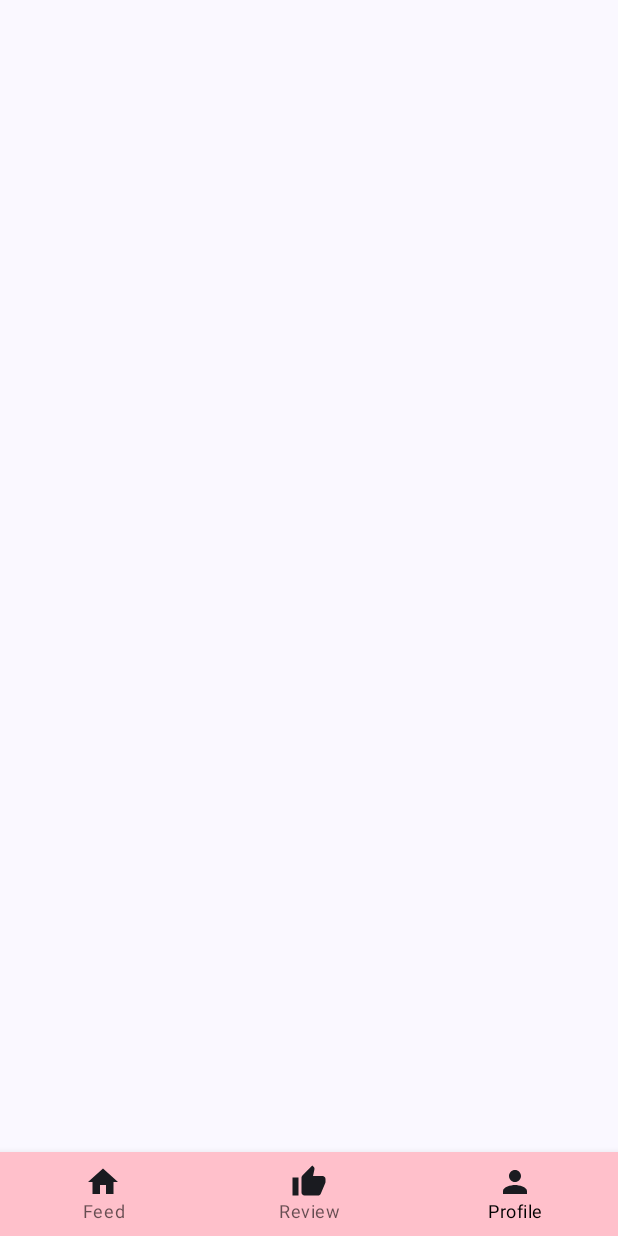
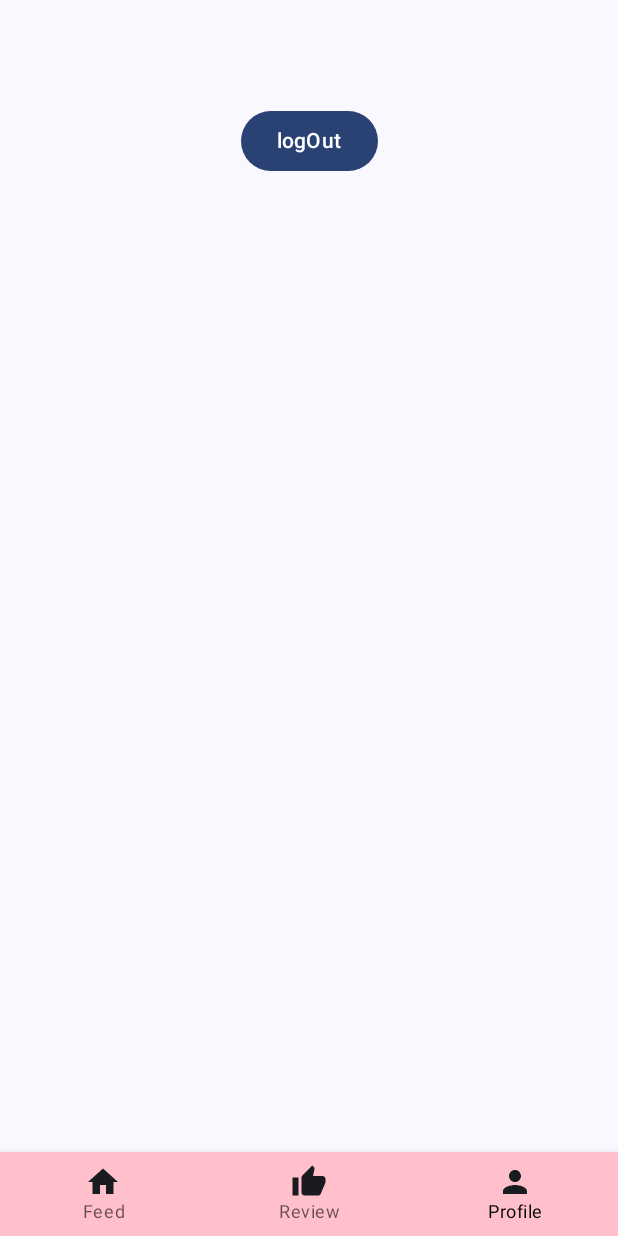
Before and after one commit to bhaskarkatara/MbmReviewer-feed-mobile-application, an Android app built with Jetpack Compose: the ProfileScreen screen opened through its navigation route, on a phone screen of 412 x 824 dp. Run offline under Robolectric (Android 15) with nearby library versions, the phone set to English and light mode, and no system bars; our stand-ins replace Firebase (no records; nobody signed in at launch, a user with empty details on screens opened directly), livedata-compose.

Commit message:
added:logout in profile Screen

```diff
--- a/app/src/main/java/com/example/mbmkadhumdhadaka/pages/ProfileScreen.kt
+++ b/app/src/main/java/com/example/mbmkadhumdhadaka/pages/ProfileScreen.kt
@@ -5,6 +5,7 @@ import androidx.compose.foundation.layout.fillMaxSize
 import androidx.compose.foundation.layout.padding
 import androidx.compose.material.icons.Icons
 import androidx.compose.material.icons.filled.ArrowBack
+import androidx.compose.material3.Button
 import androidx.compose.material3.ExperimentalMaterial3Api
 import androidx.compose.material3.Icon
 import androidx.compose.material3.IconButton
@@ -13,7 +14,9 @@ import androidx.compose.material3.Scaffold
 import androidx.compose.material3.Text
 import androidx.compose.material3.TopAppBar
 import androidx.compose.runtime.Composable
+import androidx.compose.runtime.LaunchedEffect
 import androidx.compose.runtime.getValue
+import androidx.compose.runtime.livedata.observeAsState
 import androidx.compose.runtime.mutableStateOf
 import androidx.compose.runtime.remember
 import androidx.compose.ui.Alignment
@@ -23,6 +26,8 @@ import androidx.compose.ui.tooling.preview.Preview
 import androidx.compose.ui.unit.dp
 import androidx.navigation.NavController
 import androidx.navigation.compose.rememberNavController
+import com.example.mbmkadhumdhadaka.Screens
+import com.example.mbmkadhumdhadaka.viewModel.AuthState
 import com.example.mbmkadhumdhadaka.viewModel.AuthViewModel
 
 @OptIn(ExperimentalMaterial3Api::class)
@@ -30,4 +35,25 @@ import com.example.mbmkadhumdhadaka.viewModel.AuthViewModel
 fun ProfileScreen(navController: NavController, authViewModel: AuthViewModel) {
 
 
+    val authState = authViewModel.authState.observeAsState()
+    LaunchedEffect(authState.value) {
+        when (authState.value) {
+            is AuthState.Unauthenticated -> {
+                navController.navigate(Screens.LgSpScreen.route)
+            }
+
+            else -> Unit
+        }
+    }
+
+    Column(
+        modifier = Modifier.fillMaxSize().padding(top = 70.dp),
+        horizontalAlignment = Alignment.CenterHorizontally
+    ) {
+
+        Button(onClick = { authViewModel.signOut() }) {
+            Text(text = "logOut")
+        }
+    }
+
 }
```
Also changed, not shown: app/src/main/java/com/example/mbmkadhumdhadaka/pages/FeedScreen.kt (+0 -25 lines).
